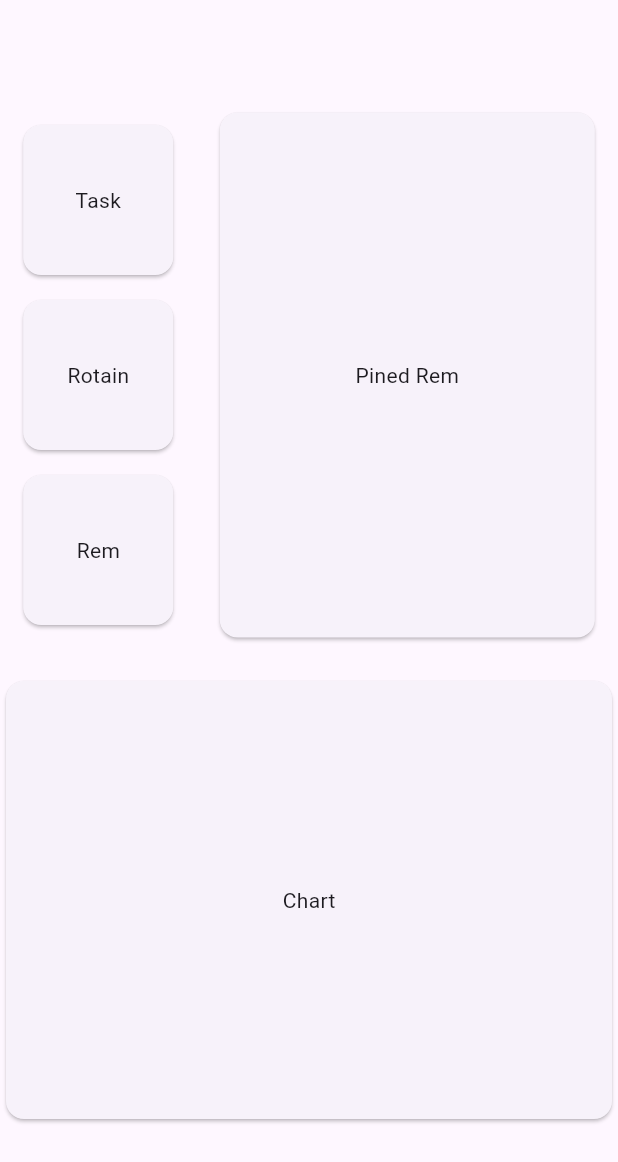
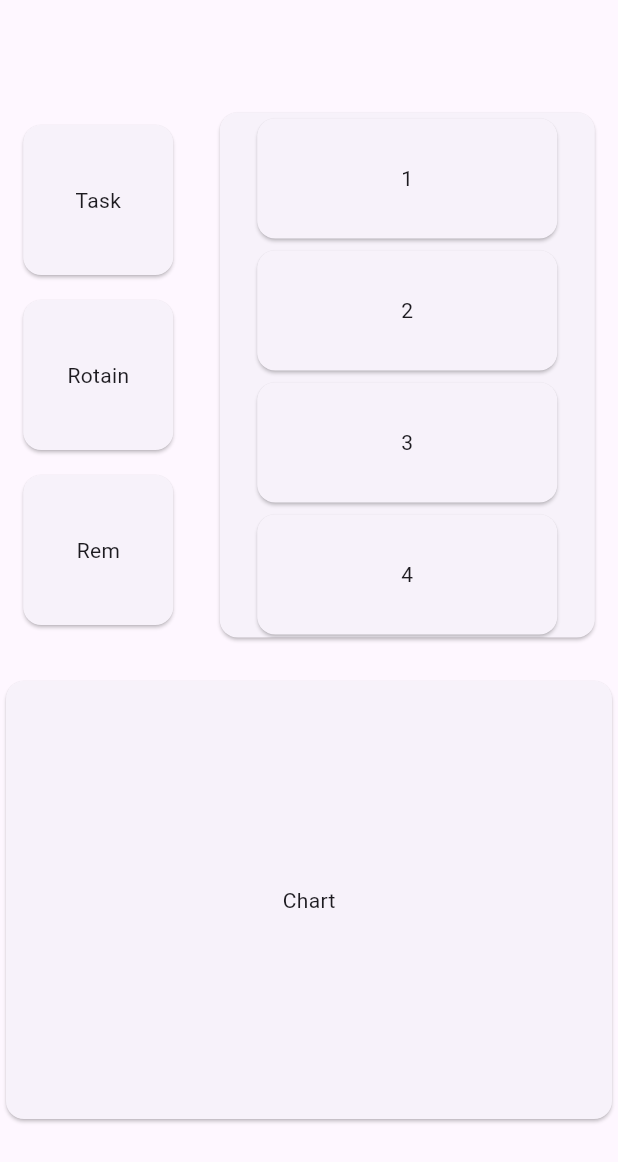
Before and after one commit to sanjaysagar12/myreminder, a Flutter app: the screen it shows after launch, on a phone screen of 412 x 824 dp. Shown: the top 1162 px of the screen. Run offline on Flutter 3.47's test engine with Material 3 defaults, Android fonts, the phone set to English and light mode, and no system bars.

Commit message:
Implemented PinnedReminderCard

```diff
--- /dev/null
+++ b/lib/ui/components/PinnedReminderCard.dart
@@ -0,0 +1,19 @@
+import 'package:flutter/material.dart';
+
+class PinnedReminderCard extends StatelessWidget {
+  final String data;
+
+  // Mark the parameter as required
+  const PinnedReminderCard({required this.data, super.key});
+
+  @override
+  Widget build(BuildContext context) {
+    return Card(
+      child: SizedBox(
+        height: 80,
+        width: 200,
+        child: Center(child: Text(data)),
+      ),
+    );
+  }
+}
--- a/lib/ui/components/component1.dart
+++ b/lib/ui/components/component1.dart
@@ -1,4 +1,5 @@
 import 'package:flutter/material.dart';
+import 'package:myreminder/ui/components/PinnedReminderCard.dart';
 
 class Component1 extends StatefulWidget {
   const Component1({super.key});
@@ -7,13 +8,15 @@ class Component1 extends StatefulWidget {
   State<Component1> createState() => _Component1State();
 }
 
+List<String> pinnedReminderList = ['1', '2',"3","4","5","6","7","8"];
+
 class _Component1State extends State<Component1> {
   @override
   Widget build(BuildContext context) {
-    return const Row(
+    return Row(
       mainAxisAlignment: MainAxisAlignment.spaceAround,
       children: [
-        SizedBox(
+        const SizedBox(
           height: 350,
           child: Column(
             mainAxisAlignment: MainAxisAlignment.spaceAround,
@@ -49,7 +52,13 @@ class _Component1State extends State<Component1> {
               child: SizedBox(
                 width: 250.0,
                 height: 350.0,
-                child: Center(child: Text("Pined Rem")),
+                child: SingleChildScrollView(
+                  child: Column(
+                    children: pinnedReminderList
+                        .map((data) => PinnedReminderCard(data: data))
+                        .toList(),
+                  ),
+                ),
               ),
             ),
           ),
```
